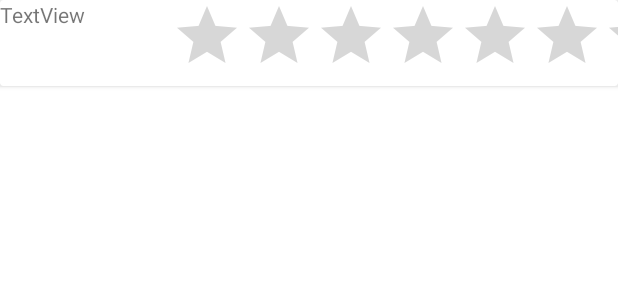
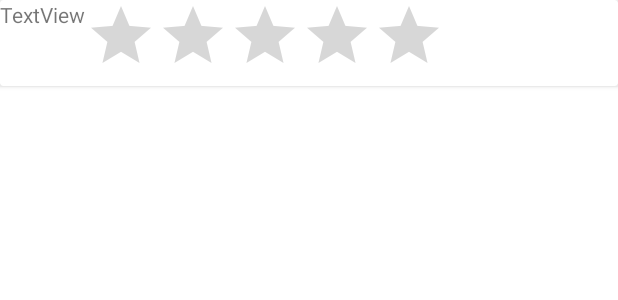
Before and after one commit to MrSpleen3/MyApp, an Android app: the layout instructors_list.xml on its own in the app's theme, with its tools: preview values and no code run, on a phone screen of 412 x 824 dp. Shown: the top 300 px of the screen. Run offline under Robolectric (Android 15) with nearby library versions, the phone set to English and light mode, and no system bars.

Commit message:
ListView debugged

```diff
--- a/MainApp/app/src/main/java/com/example/myapp/fragments/MainGetInstructors.kt
+++ b/MainApp/app/src/main/java/com/example/myapp/fragments/MainGetInstructors.kt
@@ -41,7 +41,7 @@ class MainGetInstructors() : Fragment() {
             place = it.getString("place")
         }
     }
-
+    //TODO: change ratingbar
     override fun onCreateView(
         inflater: LayoutInflater, container: ViewGroup?,
         savedInstanceState: Bundle?
--- a/MainApp/app/src/main/res/layout/instructors_list.xml
+++ b/MainApp/app/src/main/res/layout/instructors_list.xml
@@ -14,6 +14,11 @@
 
         <LinearLayout
             android:layout_width="match_parent"
+            android:layout_height="wrap_content"
+            android:orientation="vertical">
+
+        <LinearLayout
+            android:layout_width="match_parent"
             android:layout_height="match_parent"
             android:orientation="horizontal">
 
@@ -21,14 +26,13 @@
                 android:id="@+id/nameInstr"
                 android:layout_width="wrap_content"
                 android:layout_height="wrap_content"
-                android:layout_weight="1"
                 android:text="TextView" />
 
             <RatingBar
                 android:id="@+id/ratingInstr"
                 android:layout_width="wrap_content"
-                android:layout_height="wrap_content"
-                android:layout_weight="1" />
+                android:layout_height="wrap_content" />
+        </LinearLayout>
         </LinearLayout>
     </androidx.cardview.widget.CardView>
 </androidx.constraintlayout.widget.ConstraintLayout>
```
Also changed, not shown: MainApp/app/src/main/res/layout/fragment_main_get_instructors.xml (+13 -10 lines).
